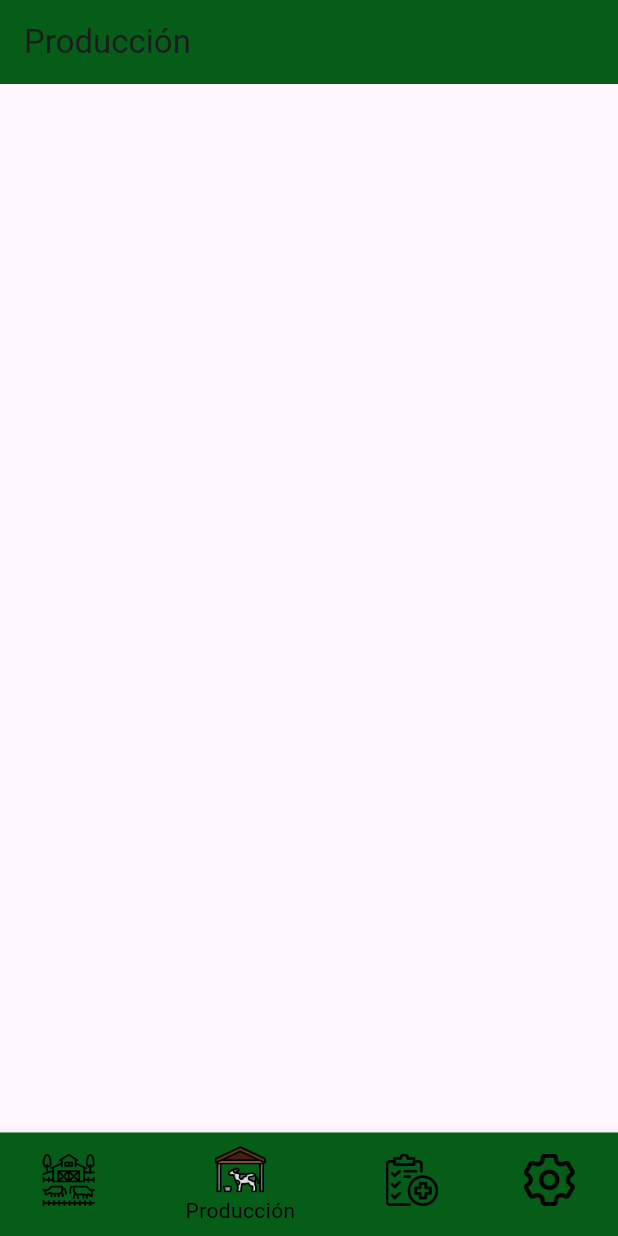
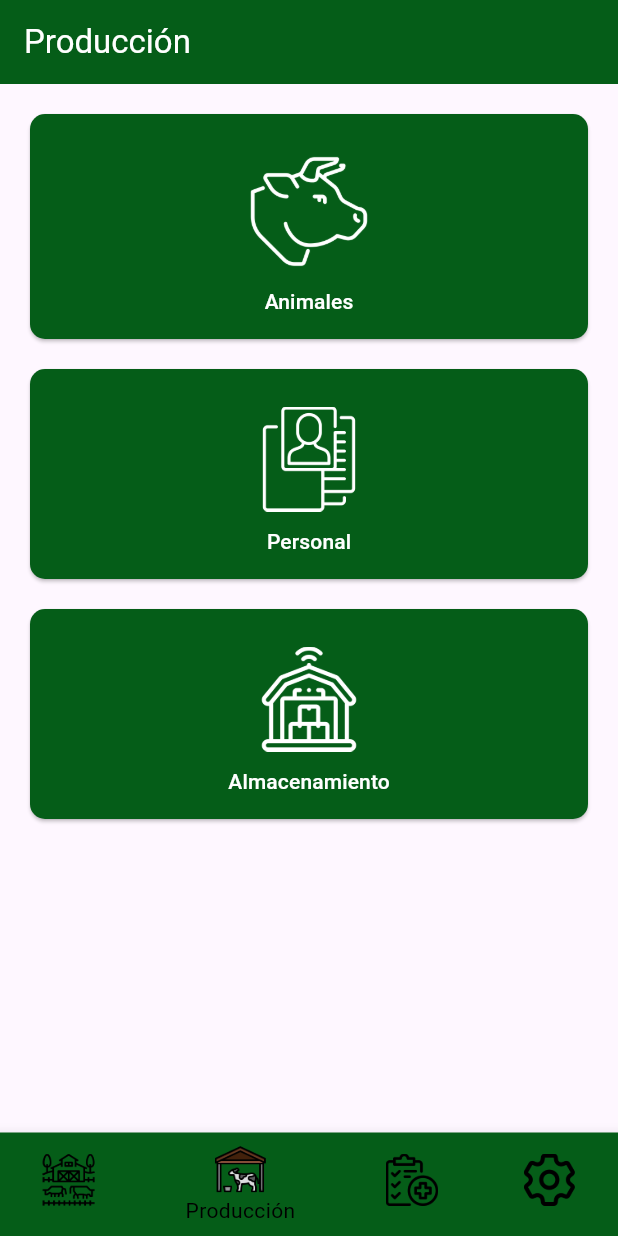
Before and after one commit to DJoseRodriguezM/proyecto-final, a Flutter app: the screen it shows once a user with an empty profile is signed in, swiped to page 2, on a phone screen of 412 x 824 dp. Run offline on Flutter 3.47's test engine with Material 3 defaults, Android fonts, the phone set to English and light mode, and no system bars; our stand-ins replace firebase_auth, firebase_core, google_sign_in; accounts and stored records are empty; network calls fail.

Commit message:
Produccion Page Buttons

```diff
--- /dev/null
+++ b/descendencia/lib/pantallas/components/animal_page.dart
@@ -0,0 +1,43 @@
+// import 'package:componentes/home_page.dart';
+import 'package:flutter/material.dart';
+
+class AnimalPage extends StatelessWidget {
+  const AnimalPage({super.key});
+
+  @override
+  Widget build(BuildContext context) {
+    return Scaffold(
+      appBar: AppBar(
+        title: const Text('Details Page'),
+      ),
+      body: SafeArea(
+        child: Column(
+          children: [
+            Text('Details Page'),
+            SecondaryButton(
+              text: 'vovler',
+              onPressed: () {
+                Navigator.pop(context);
+              },
+            )
+          ],
+        ),
+      ),
+    );
+  }
+}
+
+class SecondaryButton extends StatelessWidget {
+  const SecondaryButton({super.key, required this.text, this.onPressed});
+
+  final String text;
+  final Function()? onPressed;
+
+  @override
+  Widget build(BuildContext context) {
+    return TextButton(
+      onPressed: onPressed,
+      child: Text(text),
+    );
+  }
+}
--- a/descendencia/lib/pantallas/components/produccion_page.dart
+++ b/descendencia/lib/pantallas/components/produccion_page.dart
@@ -1,4 +1,7 @@
+import 'package:descendencia/pantallas/components/animal_page.dart';
+import 'package:descendencia/routes.dart';
 import 'package:flutter/material.dart';
+import 'package:descendencia/router.dart';
 
 class ProduccionPage extends StatelessWidget {
   const ProduccionPage({ super.key });
@@ -8,21 +11,96 @@ class ProduccionPage extends StatelessWidget {
     return Scaffold(
       appBar: AppBar(
         title: const Text('Producción'),
+        foregroundColor: Colors.white,
         backgroundColor: const Color.fromARGB(255, 5, 93, 24),
       ),
-      body: ListView.builder(
-        itemCount: 10,
-        itemBuilder: (context, index) {
-          return const ListTile(
-
-          );
-        },
+      body: SingleChildScrollView(
+        child: Padding(
+          padding: const EdgeInsets.all(20.0),
+          child: Column(
+            mainAxisAlignment: MainAxisAlignment.center,
+            children: [
+              ElevatedButton(
+                onPressed: () {
+                  Navigator.pushNamed(context, MyRoutes.animales.name);
+                },
+                style: ElevatedButton.styleFrom(
+                  foregroundColor: Colors.white,
+                  minimumSize: const Size(double.infinity, 50),
+                  shape: RoundedRectangleBorder(
+                    borderRadius: BorderRadius.circular(10),
+                  ),
+                  padding:
+                      const EdgeInsets.symmetric(vertical: 15, horizontal: 50),
+                  backgroundColor: const Color.fromARGB(255, 5, 93, 24),
+                ),
+                child: Column(
+                  children: [
+                    Image.asset(
+                      'assets/animales.png',
+                      width: 100, // Adjust the width of the image
+                      height: 100, // Adjust the height of the image
+                    ),
+                    const Text('Animales'),
+                  ],
+                ),
+              ),
+              const SizedBox(height: 20.0),
+              ElevatedButton(
+                onPressed: () {},
+                style: ElevatedButton.styleFrom(
+                  foregroundColor: Colors.white,
+                  minimumSize: const Size(double.infinity, 50),
+                  shape: RoundedRectangleBorder(
+                    borderRadius: BorderRadius.circular(10),
+                  ),
+                  padding:
+                      const EdgeInsets.symmetric(vertical: 15, horizontal: 50),
+                  backgroundColor: const Color.fromARGB(255, 5, 93, 24),
+                ),
+                child: Column(
+                  children: [
+                    const SizedBox(height: 10.0),
+                    Image.asset(
+                      'assets/personal.png',
+                      width: 100, // Adjust the width of the image
+                      height: 70, // Adjust the height of the image
+                    ),
+                    const SizedBox(height: 10.0),
+                    const Text('Personal'),
+                  ],
+                ),
+              ),
+              const SizedBox(height: 20.0),
+              ElevatedButton(
+                onPressed: () {},
+                style: ElevatedButton.styleFrom(
+                  foregroundColor: Colors.white,
+                  minimumSize: const Size(double.infinity, 50),
+                  shape: RoundedRectangleBorder(
+                    borderRadius: BorderRadius.circular(10),
+                  ),
+                  padding:
+                      const EdgeInsets.symmetric(vertical: 15, horizontal: 50),
+                  backgroundColor: const Color.fromARGB(255, 5, 93, 24),
+                ),
+                child: Column(
+                  children: [
+                    const SizedBox(height: 10.0),
+                    Image.asset(
+                      'assets/almacenamiento.png',
+                      width: 100, // Adjust the width of the image
+                      height: 70, // Adjust the height of the image
+                    ),
+                    const SizedBox(height: 10.0),
+                    const Text('Almacenamiento'),
+                  ],
+                ),
+              ),
+            ],
+          ),
+        ),
       ),
-
-
-
-
-
     );
   }
 }
--- a/descendencia/lib/router.dart
+++ b/descendencia/lib/router.dart
@@ -3,9 +3,11 @@ import 'package:descendencia/pantallas/login_page.dart';
 import 'package:descendencia/pantallas/register_page.dart';
 import 'package:descendencia/routes.dart';
 import 'package:flutter/material.dart';
+import 'package:descendencia/pantallas/components/animal_page.dart';
 
 final Map<String, Widget Function(BuildContext)> routes = {
   MyRoutes.loginroute.name: (context) => const LoginPage(key: Key('LoginPageState')),
   MyRoutes.Inicioroute.name: (context) => InicioPage(),
   MyRoutes.register.name: (context) => const RegisterPage(key: Key('RegisterPageState')),
+  MyRoutes.animales.name: (context) => const AnimalPage(),
 };
--- a/descendencia/lib/routes.dart
+++ b/descendencia/lib/routes.dart
@@ -4,4 +4,5 @@ enum MyRoutes {
   loginroute,
   Inicioroute,
   register,
+  animales,
 }
```
Also changed, not shown: descendencia/assets/almacenamiento.png (added), descendencia/assets/animales.png (added), descendencia/assets/personal.png (added).
